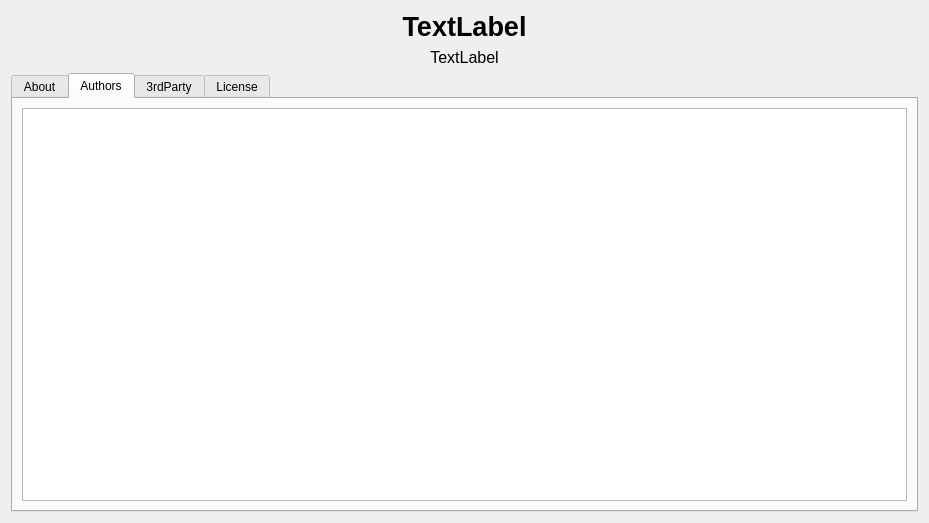
Qt form CDTStudio/Dialogs/dialogabout.ui (chenguanzhou/CDTStudio) before a commit.
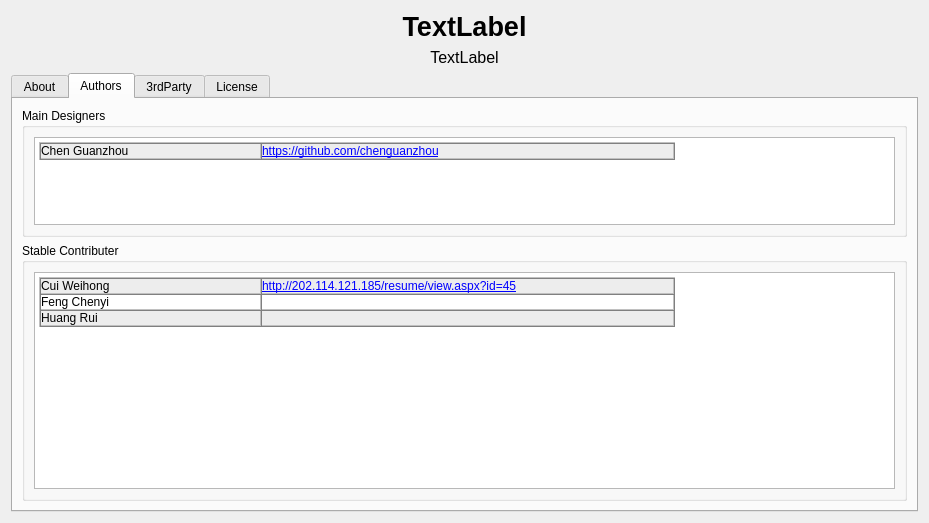
The same form after that commit. The open tabs and pages were chosen to show the change.

The edit to the form file:
```diff
--- a/CDTStudio/Dialogs/dialogabout.ui
+++ b/CDTStudio/Dialogs/dialogabout.ui
@@ -90,9 +90,72 @@
         <attribute name="title">
          <string>Authors</string>
         </attribute>
-        <layout class="QHBoxLayout" name="horizontalLayout_3">
+        <layout class="QVBoxLayout" name="verticalLayout_4" stretch="1,2">
          <item>
-          <widget class="QTextBrowser" name="textBrowser_3"/>
+          <widget class="QGroupBox" name="groupBox">
+           <property name="title">
+            <string>Main Designers</string>
+           </property>
+           <layout class="QHBoxLayout" name="horizontalLayout_3">
+            <item>
+             <widget class="QTextBrowser" name="textBrowser_3">
+              <property name="html">
+               <string>&lt;!DOCTYPE HTML PUBLIC &quot;-//W3C//DTD HTML 4.0//EN&quot; &quot;http://www.w3.org/TR/REC-html40/strict.dtd&quot;&gt;
+&lt;html&gt;&lt;head&gt;&lt;meta name=&quot;qrichtext&quot; content=&quot;1&quot; /&gt;&lt;style type=&quot;text/css&quot;&gt;
+p, li { white-space: pre-wrap; }
+&lt;/style&gt;&lt;/head&gt;&lt;body style=&quot; font-family:'SimSun'; font-size:9pt; font-weight:400; font-style:normal;&quot;&gt;
+&lt;table border=&quot;1&quot; style=&quot; margin-top:0px; margin-bottom:0px; margin-left:0px; margin-right:0px;&quot; cellspacing=&quot;0&quot; cellpadding=&quot;0&quot;&gt;
+&lt;tr&gt;
+&lt;td width=&quot;219&quot; bgcolor=&quot;#ededed&quot; style=&quot; vertical-align:top; padding-left:0; padding-right:0; padding-top:0; padding-bottom:0;&quot;&gt;
+&lt;p style=&quot; margin-top:0px; margin-bottom:0px; margin-left:0px; margin-right:0px; -qt-block-indent:0; text-indent:0px;&quot;&gt;Chen Guanzhou &lt;/p&gt;&lt;/td&gt;
+&lt;td width=&quot;411&quot; bgcolor=&quot;#ededed&quot; style=&quot; vertical-align:top; padding-left:0; padding-right:0; padding-top:0; padding-bottom:0;&quot;&gt;
+&lt;p style=&quot; margin-top:0px; margin-bottom:0px; margin-left:0px; margin-right:0px; -qt-block-indent:0; text-indent:0px;&quot;&gt;&lt;a href=&quot;https://github.com/chenguanzhou&quot;&gt;&lt;span style=&quot; text-decoration: underline; color:#0000ff;&quot;&gt;https://github.com/chenguanzhou&lt;/span&gt;&lt;/a&gt; &lt;/p&gt;&lt;/td&gt;&lt;/tr&gt;&lt;/table&gt;&lt;/body&gt;&lt;/html&gt;</string>
+              </property>
+              <property name="openExternalLinks">
+               <bool>true</bool>
+              </property>
+             </widget>
+            </item>
+           </layout>
+          </widget>
+         </item>
+         <item>
+          <widget class="QGroupBox" name="groupBox_2">
+           <property name="title">
+            <string>Stable Contributer</string>
+           </property>
+           <layout class="QHBoxLayout" name="horizontalLayout_4">
+            <item>
+             <widget class="QTextBrowser" name="textBrowser_4">
+              <property name="html">
+               <string>&lt;!DOCTYPE HTML PUBLIC &quot;-//W3C//DTD HTML 4.0//EN&quot; &quot;http://www.w3.org/TR/REC-html40/strict.dtd&quot;&gt;
+&lt;html&gt;&lt;head&gt;&lt;meta name=&quot;qrichtext&quot; content=&quot;1&quot; /&gt;&lt;style type=&quot;text/css&quot;&gt;
+p, li { white-space: pre-wrap; }
+&lt;/style&gt;&lt;/head&gt;&lt;body style=&quot; font-family:'SimSun'; font-size:9pt; font-weight:400; font-style:normal;&quot;&gt;
+&lt;table border=&quot;1&quot; style=&quot; margin-top:0px; margin-bottom:0px; margin-left:0px; margin-right:0px;&quot; cellspacing=&quot;0&quot; cellpadding=&quot;0&quot;&gt;
+&lt;tr&gt;
+&lt;td width=&quot;219&quot; bgcolor=&quot;#ededed&quot; style=&quot; vertical-align:top; padding-left:0; padding-right:0; padding-top:0; padding-bottom:0;&quot;&gt;
+&lt;p style=&quot; margin-top:12px; margin-bottom:12px; margin-left:0px; margin-right:0px; -qt-block-indent:0; text-indent:0px;&quot;&gt;Cui Weihong &lt;/p&gt;&lt;/td&gt;
+&lt;td width=&quot;411&quot; bgcolor=&quot;#ededed&quot; style=&quot; vertical-align:top; padding-left:0; padding-right:0; padding-top:0; padding-bottom:0;&quot;&gt;
+&lt;p style=&quot; margin-top:12px; margin-bottom:12px; margin-left:0px; margin-right:0px; -qt-block-indent:0; text-indent:0px;&quot;&gt;&lt;a href=&quot;http://202.114.121.185/resume/view.aspx?id=45&quot;&gt;&lt;span style=&quot; text-decoration: underline; color:#0000ff;&quot;&gt;http://202.114.121.185/resume/view.aspx?id=45&lt;/span&gt;&lt;/a&gt; &lt;/p&gt;&lt;/td&gt;&lt;/tr&gt;
+&lt;tr&gt;
+&lt;td style=&quot; vertical-align:top; padding-left:0; padding-right:0; padding-top:0; padding-bottom:0;&quot;&gt;
+&lt;p style=&quot; margin-top:12px; margin-bottom:12px; margin-left:0px; margin-right:0px; -qt-block-indent:0; text-indent:0px;&quot;&gt;Feng Chenyi &lt;/p&gt;&lt;/td&gt;
+&lt;td style=&quot; vertical-align:top; padding-left:0; padding-right:0; padding-top:0; padding-bottom:0;&quot;&gt;
+&lt;p style=&quot; margin-top:12px; margin-bottom:12px; margin-left:0px; margin-right:0px; -qt-block-indent:0; text-indent:0px;&quot;&gt;  &lt;/p&gt;&lt;/td&gt;&lt;/tr&gt;
+&lt;tr&gt;
+&lt;td bgcolor=&quot;#ededed&quot; style=&quot; vertical-align:top; padding-left:0; padding-right:0; padding-top:0; padding-bottom:0;&quot;&gt;
+&lt;p style=&quot; margin-top:12px; margin-bottom:12px; margin-left:0px; margin-right:0px; -qt-block-indent:0; text-indent:0px;&quot;&gt;Huang Rui &lt;/p&gt;&lt;/td&gt;
+&lt;td bgcolor=&quot;#ededed&quot; style=&quot; vertical-align:top; padding-left:0; padding-right:0; padding-top:0; padding-bottom:0;&quot;&gt;
+&lt;p style=&quot; margin-top:12px; margin-bottom:12px; margin-left:0px; margin-right:0px; -qt-block-indent:0; text-indent:0px;&quot;&gt;  &lt;/p&gt;&lt;/td&gt;&lt;/tr&gt;&lt;/table&gt;&lt;/body&gt;&lt;/html&gt;</string>
+              </property>
+              <property name="openExternalLinks">
+               <bool>true</bool>
+              </property>
+             </widget>
+            </item>
+           </layout>
+          </widget>
          </item>
         </layout>
        </widget>
```
